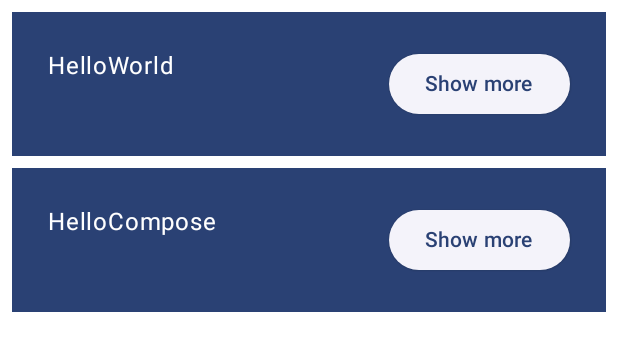
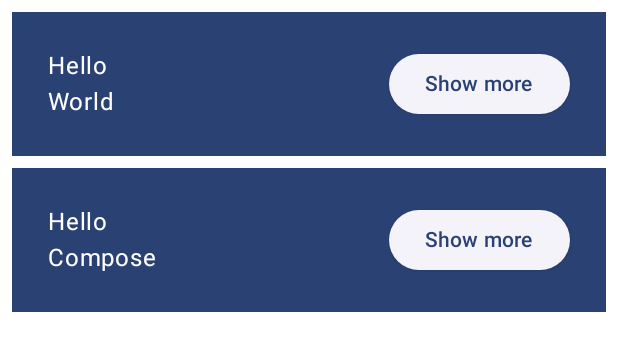
Before and after one commit to ebiwonjumit/ComposeBasicsCodelab, an Android app built with Jetpack Compose: the @Preview function GreetingPreview, on a phone screen of 412 x 824 dp. Shown: the top 351 px of the screen. Run offline under Robolectric (Android 15) with nearby library versions, the phone set to English and light mode, and no system bars.

Commit message:
Figured out orientation

```diff
--- a/app/src/main/java/com/evander/composebasicscodelab/MainActivity.kt
+++ b/app/src/main/java/com/evander/composebasicscodelab/MainActivity.kt
@@ -38,41 +38,24 @@ class MainActivity : ComponentActivity() {
     }
 }
 
-//Row(modifier = modifier.padding(24.dp)) {
-//    Column(
-//        modifier = modifier.weight(1f)
-//    ) {
-//        Text(text = "Hello")
-//        Text(text = name)
-//    }
-//    ElevatedButton(onClick = { /*TODO*/ }) {
-//        Text("Show more")
-//    }
-//
-//}
-
 @Composable
 fun Greeting(name: String, modifier: Modifier = Modifier) {
     Surface(
         color = MaterialTheme.colorScheme.primary,
         modifier = modifier.padding(vertical = 4.dp, horizontal = 8.dp)
         ) {
+        Row(modifier = modifier.padding(24.dp)) {
             Column(
-                modifier = modifier
-                    .fillMaxWidth()
-                    .padding(24.dp)
+                modifier = modifier.weight(1f)
             ) {
-                Row(modifier = modifier) {
-                    Text(text = "Hello")
-                    Text(text = name, modifier=modifier.weight(1f))
-                    ElevatedButton(onClick = { /*TODO*/ }) {
-                        Text("Show more")
-                    }
-                }
-
+                Text(text = "Hello")
+                Text(text = name)
+            }
+            ElevatedButton(onClick = { /*TODO*/ }) {
+                Text("Show more")
             }
 
-
+        }
 
     }
 }
```
